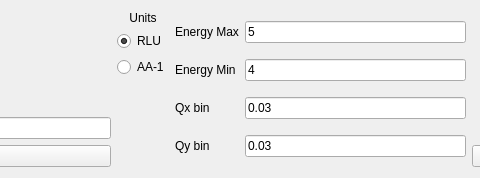
Qt form src/main/resources/base/Views/QPlane.ui (MJOLNIRPackage/MJOLNIR-GUI) before a commit; both pictures show x 489 to 969 and y 0 to 178 of the 1052 by 178 pixel window.
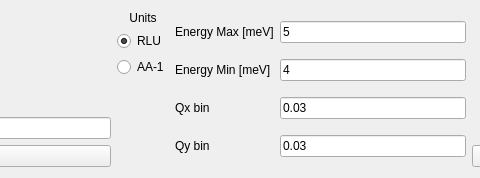
The same form after that commit.

Patch:
```diff
--- a/src/main/resources/base/Views/QPlane.ui
+++ b/src/main/resources/base/Views/QPlane.ui
@@ -174,14 +174,14 @@
      <item row="1" column="0">
       <widget class="QLabel" name="label">
        <property name="text">
-        <string>Energy Min</string>
+        <string>Energy Min [meV]</string>
        </property>
       </widget>
      </item>
      <item row="0" column="0">
       <widget class="QLabel" name="label_9">
        <property name="text">
-        <string>Energy Max</string>
+        <string>Energy Max [meV]</string>
        </property>
       </widget>
      </item>
```
